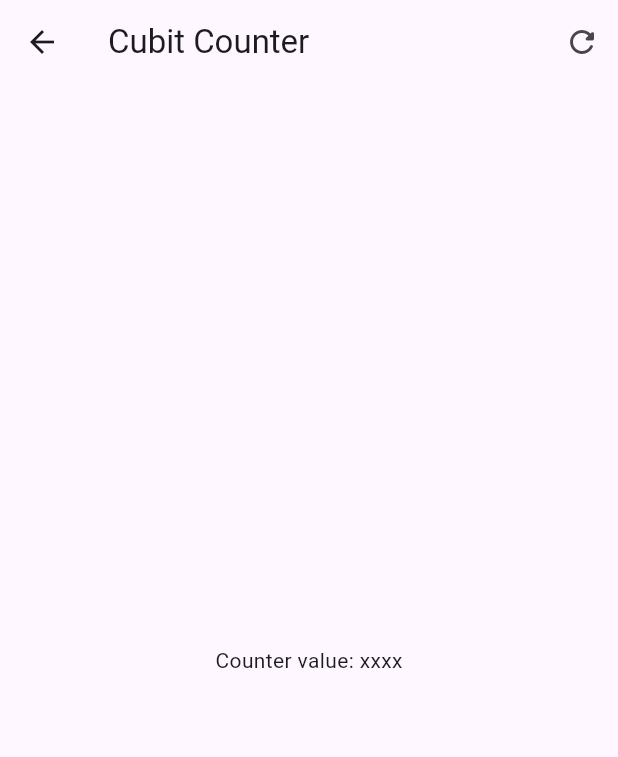
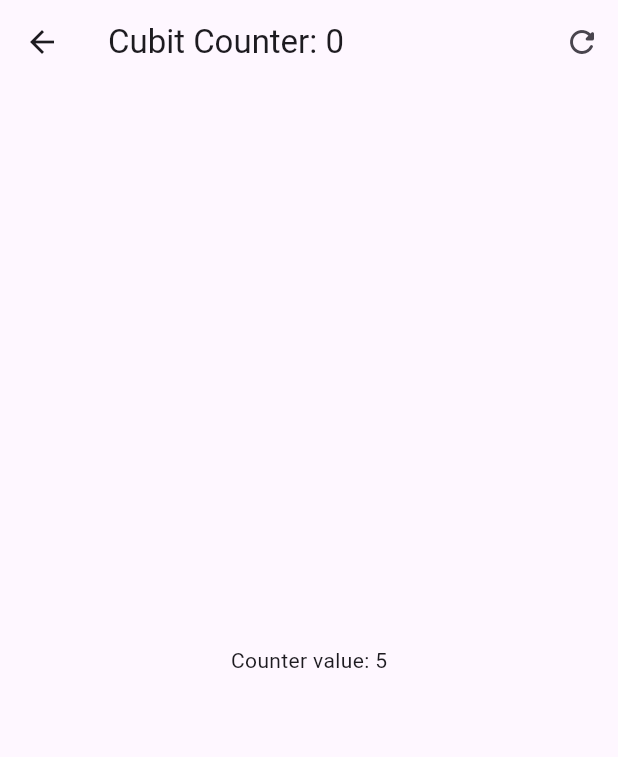
Before and after one commit to AngelTravieso/FormsApp, a Flutter app: the screen it shows after launch, after a tap on "Cubits", on a phone screen of 412 x 824 dp. Shown: the top 757 px of the screen. Run offline on Flutter 3.47's test engine with Material 2 defaults, Android fonts, the phone set to English and light mode, and no system bars; our stand-ins replace flutter_bloc, go_router.

Commit message:
Consumir y utilizar el CounterCubit

```diff
--- a/lib/presentation/screens/cubit_counter_screen.dart
+++ b/lib/presentation/screens/cubit_counter_screen.dart
@@ -1,13 +1,30 @@
 import 'package:flutter/material.dart';
+import 'package:flutter_bloc/flutter_bloc.dart';
+import 'package:forms_app/presentation/blocs/counter_cubit/counter_cubit.dart';
 
 class CubitCounterScreen extends StatelessWidget {
   const CubitCounterScreen({super.key});
 
   @override
   Widget build(BuildContext context) {
+    return BlocProvider(
+      create: (_) => CounterCubit(),
+      child: const _CubitCounterView(),
+    );
+  }
+}
+
+class _CubitCounterView extends StatelessWidget {
+  const _CubitCounterView();
+
+  @override
+  Widget build(BuildContext context) {
+    // También se puede obtener el estado de esta manera
+    final counterState = context.watch<CounterCubit>().state;
+
     return Scaffold(
       appBar: AppBar(
-        title: const Text('Cubit Counter'),
+        title: Text('Cubit Counter: ${counterState.transactionCount}'),
         actions: [
           IconButton(
             onPressed: () {},
@@ -17,8 +34,15 @@ class CubitCounterScreen extends StatelessWidget {
           ),
         ],
       ),
-      body: const Center(
-        child: Text('Counter value: xxxx'),
+      body: Center(
+        child: BlocBuilder<CounterCubit, CounterState>(
+          // Solo si son diferentes reconstruyelo
+          // buildWhen: (previous, current) => current.counter != previous.counter,
+
+          builder: (context, state) {
+            return Text('Counter value: ${state.counter}');
+          },
+        ),
       ),
       floatingActionButton: Column(
         mainAxisAlignment: MainAxisAlignment.end,
```
